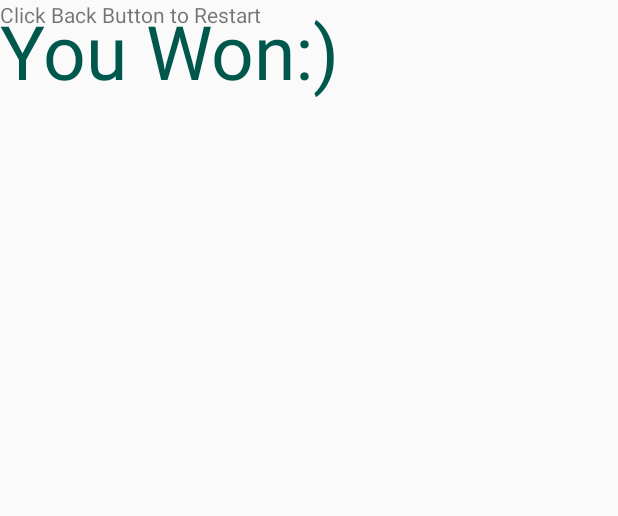
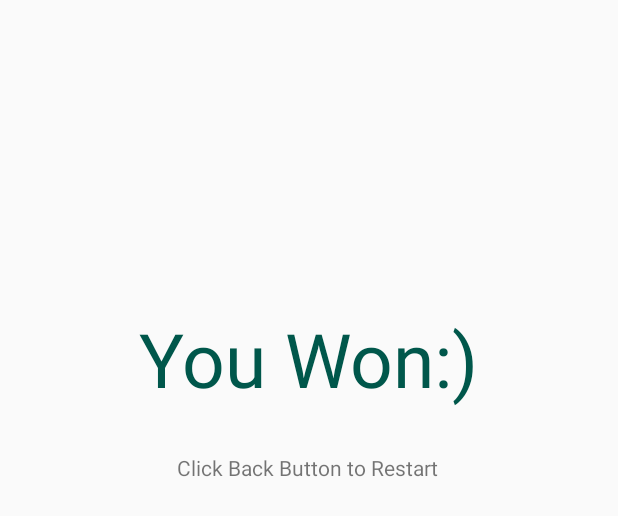
Before and after one commit to laurenberrya/Maze, an Android app: the layout activity_winning.xml on its own in the app's theme, with its tools: preview values and no code run, on a phone screen of 412 x 824 dp. Shown: the top 516 px of the screen. Run offline under Robolectric (Android 15) with nearby library versions, the phone set to English and light mode, and no system bars.

```diff
--- a/app/src/main/res/layout/activity_play_manually.xml
+++ b/app/src/main/res/layout/activity_play_manually.xml
@@ -62,7 +62,7 @@
         app:layout_constraintStart_toStartOf="parent"
         app:layout_constraintTop_toBottomOf="@+id/toggleSolution"
         app:layout_constraintVertical_bias="1.0"
-        app:srcCompat="@drawable/incrementicon" />
+        app:srcCompat="@drawable/plus" />
 
     <ImageButton
         android:id="@+id/decrementButton"
@@ -77,7 +77,7 @@
         app:layout_constraintStart_toEndOf="@+id/incrementButton"
         app:layout_constraintTop_toTopOf="@+id/incrementButton"
         app:layout_constraintVertical_bias="0.0"
-        app:srcCompat="@drawable/decrementicon" />
+        app:srcCompat="@drawable/minus" />
 
     <ImageButton
         android:id="@+id/upKey"
--- a/app/src/main/res/layout/activity_winning.xml
+++ b/app/src/main/res/layout/activity_winning.xml
@@ -11,42 +11,59 @@
         android:id="@+id/youWon"
         android:layout_width="wrap_content"
         android:layout_height="wrap_content"
+        android:layout_marginTop="205dp"
+        android:layout_marginBottom="29dp"
         android:text="@string/winningScreen"
         android:textColor="@color/colorPrimaryDark"
         android:textSize="50sp"
-        tools:layout_editor_absoluteX="91dp"
-        tools:layout_editor_absoluteY="205dp" />
+        app:layout_constraintBottom_toTopOf="@+id/textView5"
+        app:layout_constraintEnd_toEndOf="parent"
+        app:layout_constraintStart_toStartOf="parent"
+        app:layout_constraintTop_toTopOf="parent" />
 
     <TextView
         android:id="@+id/energyConsumption"
         android:layout_width="250dp"
-        android:layout_height="26dp"
+        android:layout_height="0dp"
+        android:layout_marginBottom="31dp"
         android:textAlignment="center"
-        tools:layout_editor_absoluteX="80dp"
-        tools:layout_editor_absoluteY="423dp" />
+        app:layout_constraintBottom_toTopOf="@+id/actualPath"
+        app:layout_constraintEnd_toEndOf="parent"
+        app:layout_constraintStart_toStartOf="parent"
+        app:layout_constraintTop_toBottomOf="@+id/textView5" />
 
     <TextView
         android:id="@+id/shortestPath"
         android:layout_width="250dp"
         android:layout_height="wrap_content"
+        android:layout_marginBottom="169dp"
         android:textAlignment="center"
-        tools:layout_editor_absoluteX="80dp"
-        tools:layout_editor_absoluteY="543dp" />
+        app:layout_constraintBottom_toBottomOf="parent"
+        app:layout_constraintEnd_toEndOf="parent"
+        app:layout_constraintStart_toStartOf="parent"
+        app:layout_constraintTop_toBottomOf="@+id/actualPath" />
 
     <TextView
         android:id="@+id/actualPath"
         android:layout_width="250dp"
         android:layout_height="wrap_content"
+        android:layout_marginBottom="44dp"
         android:textAlignment="center"
-        tools:layout_editor_absoluteX="80dp"
-        tools:layout_editor_absoluteY="480dp" />
+        app:layout_constraintBottom_toTopOf="@+id/shortestPath"
+        app:layout_constraintEnd_toEndOf="parent"
+        app:layout_constraintStart_toStartOf="parent"
+        app:layout_constraintTop_toBottomOf="@+id/energyConsumption" />
 
     <TextView
         android:id="@+id/textView5"
         android:layout_width="wrap_content"
         android:layout_height="wrap_content"
+        android:layout_marginStart="25dp"
+        android:layout_marginLeft="25dp"
+        android:layout_marginBottom="103dp"
         android:text="@string/winningRestartInstructions"
-        tools:layout_editor_absoluteX="116dp"
-        tools:layout_editor_absoluteY="301dp" />
+        app:layout_constraintBottom_toTopOf="@+id/energyConsumption"
+        app:layout_constraintStart_toStartOf="@+id/youWon"
+        app:layout_constraintTop_toBottomOf="@+id/youWon" />
 
 </androidx.constraintlayout.widget.ConstraintLayout>
```
Also changed, not shown: app/src/main/java/edu/wm/cs/cs301/amazebylaurenberry/GeneratingActivity.java (+20 -0 lines), app/src/main/java/edu/wm/cs/cs301/amazebylaurenberry/PlayAnimationActivity.java (+31 -6 lines), app/src/main/java/edu/wm/cs/cs301/amazebylaurenberry/PlayManuallyActivity.java (+35 -6 lines), app/src/main/res/layout/activity_play_animation.xml (+4 -4 lines).
